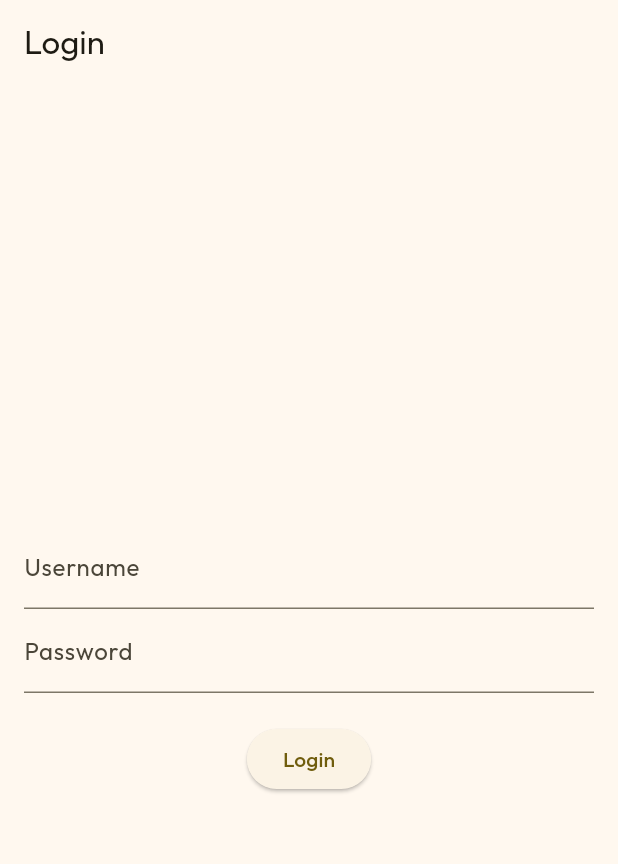
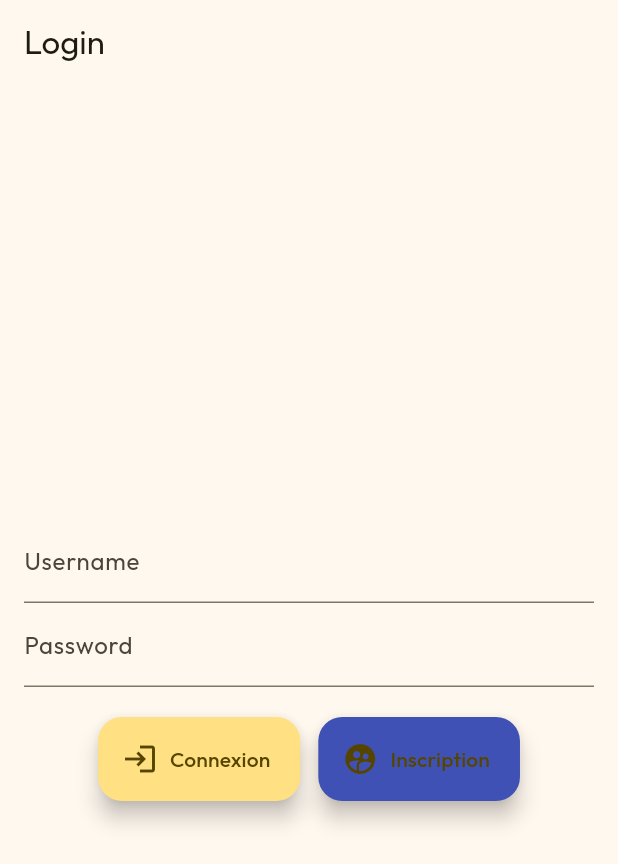
Before and after one commit to samuelaligator/PokeKerna, a Flutter app: the screen it shows after launch, on a phone screen of 412 x 824 dp. Shown: the top 864 px of the screen. Run offline on Flutter 3.47's test engine with Material 3 defaults, Android fonts, the phone set to English and light mode, and no system bars; our stand-ins replace cached_network_image, flutter_cache_manager, flutter_local_notifications, package_info_plus, shared_preferences, timezone; missing offline and left inert: cryptography.

Commit message:
Fix etiquettes & urls

```diff
--- a/lib/pages/booster.dart
+++ b/lib/pages/booster.dart
@@ -149,7 +149,7 @@ class _BoosterPageState extends State<BoosterPage> with TickerProviderStateMixin
                                             mainAxisAlignment: MainAxisAlignment.center,
                                             children: [
                                               Text(widget.responseBody["name"], style: TextStyle(fontSize: 24, fontWeight: FontWeight.w700)),
-                                              if (widget.responseBody["alt"] != "")
+                                              if (widget.responseBody["alt"] != "" && widget.responseBody["alt"] != null)
                                                 Container(
                                                   margin: EdgeInsets.symmetric(horizontal: 6.0),
                                                   padding: EdgeInsets.symmetric(horizontal: 8.0, vertical: 4.0),
--- a/lib/pages/card.dart
+++ b/lib/pages/card.dart
@@ -9,6 +9,7 @@ class CardDetailPage extends StatelessWidget {
 
   @override
   Widget build(BuildContext context) {
+    print(card["alt"]);
     return Scaffold(
       appBar: AppBar(
         title: Text('🃏 Carte ${card["name"]}'),
@@ -54,7 +55,7 @@ class CardDetailPage extends StatelessWidget {
                       SizedBox(width: 6),
 
                       // Card alt (if available)
-                      if (card["alt"] != "")
+                      if (card["alt"] != "" && card["alt"] != null)
                         Container(
                           margin: EdgeInsets.symmetric(horizontal: 6.0),
                           padding: EdgeInsets.symmetric(
--- a/lib/pages/login.dart
+++ b/lib/pages/login.dart
@@ -5,6 +5,7 @@ import '../password_hasher.dart';
 import 'dart:convert';
 import 'dart:async';
 import '../navigation.dart';
+import 'package:url_launcher/url_launcher.dart';
 
 class LoginPage extends StatefulWidget {
   @override
@@ -56,6 +57,17 @@ class _LoginPageState extends State<LoginPage> {
     }
   }
 
+  void openRegisterBrowser() async {
+    final Uri uri = Uri.parse("https://code.pokekerna.xyz/compte");
+    try {
+      await launchUrl(uri, mode: LaunchMode.externalApplication);
+    } catch (e) {
+      setState(() {
+        _errorMessage = '${e}';
+      });
+    }
+  }
+
   @override
   Widget build(BuildContext context) {
     return Scaffold(
@@ -83,10 +95,25 @@ class _LoginPageState extends State<LoginPage> {
                 ),
               ),
             SizedBox(height: 20),
-            ElevatedButton(
-              onPressed: _login,
-              child: Text('Login'),
-            ),
+            Row(
+              mainAxisAlignment: MainAxisAlignment.center,
+    children: [
+      FloatingActionButton.extended(
+        onPressed: _login,
+        label: Text("Connexion"),
+        icon: Icon(Icons.login),
+        backgroundColor: Colors.amber[200],
+      ),
+      SizedBox(width: 12),
+      FloatingActionButton.extended(
+        onPressed: openRegisterBrowser,
+        label: Text("Inscription"),
+        icon: Icon(Icons.supervised_user_circle_sharp),
+        backgroundColor: Colors.indigo,
+      ),
+
+    ],
+    ),
           ],
         ),
       ),
--- a/pubspec.yaml
+++ b/pubspec.yaml
@@ -16,7 +16,7 @@ publish_to: 'none' # Remove this line if you wish to publish to pub.dev
 # https://developer.apple.com/library/archive/documentation/General/Reference/InfoPlistKeyReference/Articles/CoreFoundationKeys.html
 # In Windows, build-name is used as the major, minor, and patch parts
 # of the product and file versions while build-number is used as the build suffix.
-version: 1.1.5+37
+version: 1.1.6+38
 
 environment:
   sdk: ^3.3.0
```
Also changed, not shown: lib/pages/settings.dart (+6 -7 lines).
